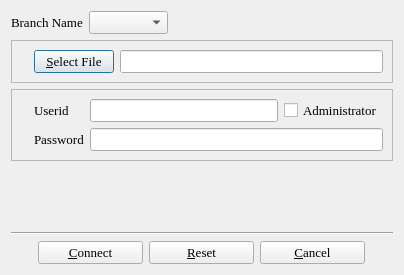
Qt form branch_s.ui (textbrowser/biblioteq) before a commit.
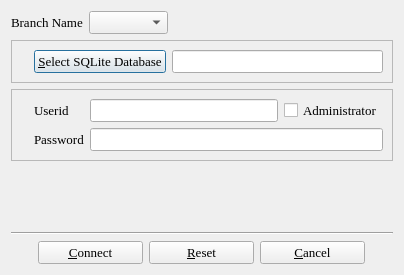
The same form after that commit. Icons and pictures are not drawn.

```diff
--- a/branch_s.ui
+++ b/branch_s.ui
@@ -82,7 +82,7 @@
       <item>
        <widget class="QPushButton" name="fileButton" >
         <property name="text" >
-         <string>&amp;Select File</string>
+         <string>&amp;Select SQLite Database</string>
         </property>
        </widget>
       </item>
```
